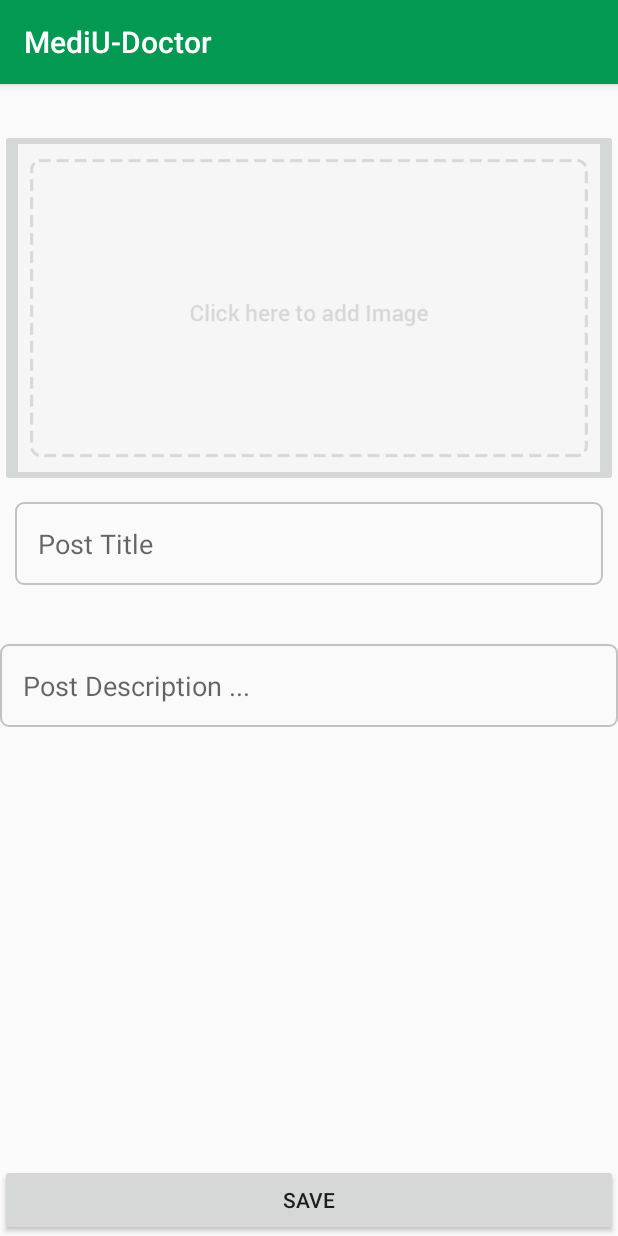
After one commit to darshitpd/MediuDoc, an Android app: the PostBlogActivity screen opened directly, with no data from a screen before it, on a phone screen of 412 x 824 dp. The commit adds this screen. Run offline under Robolectric (Android 15) with nearby library versions, the phone set to English and light mode, and no system bars; our stand-ins replace Firebase (no records; nobody signed in at launch, a user with empty details on screens opened directly); pictures from the network do not load.

Commit message:
Connection Working

```diff
--- a/app/build.gradle
+++ b/app/build.gradle
@@ -57,4 +57,6 @@ dependencies {
 
 
 
+
+
 apply plugin: 'com.google.gms.google-services'
--- a/app/src/main/AndroidManifest.xml
+++ b/app/src/main/AndroidManifest.xml
@@ -37,7 +37,9 @@
         <activity android:name=".ReceivedRequestListActivity" />
         <activity android:name=".RequestAcceptProfile" />
         <activity android:name=".ConnectedPatientList" />
-        <activity android:name=".ConnectedPatientProfile"></activity>
+        <activity android:name=".ConnectedPatientProfile" />
+        <activity android:name=".PostBlogActivity" />
+        <activity android:name=".DisplayBlogsActivity"></activity>
     </application>
 
 </manifest>
--- /dev/null
+++ b/app/src/main/java/com/example/asus/mediudoc/PostBlogActivity.java
@@ -0,0 +1,130 @@
+package com.example.asus.mediudoc;
+
+import android.app.ProgressDialog;
+import android.content.Context;
+import android.content.Intent;
+import android.net.Uri;
+import android.support.v7.app.AppCompatActivity;
+import android.os.Bundle;
+import android.text.TextUtils;
+import android.view.View;
+import android.widget.Button;
+import android.widget.EditText;
+import android.widget.ImageButton;
+import android.widget.TextView;
+import android.widget.Toast;
+
+import com.google.android.gms.tasks.OnSuccessListener;
+import com.google.firebase.auth.FirebaseAuth;
+import com.google.firebase.auth.FirebaseUser;
+import com.google.firebase.database.DataSnapshot;
+import com.google.firebase.database.DatabaseError;
+import com.google.firebase.database.DatabaseReference;
+import com.google.firebase.database.FirebaseDatabase;
+import com.google.firebase.database.ValueEventListener;
+import com.google.firebase.storage.FirebaseStorage;
+import com.google.firebase.storage.StorageReference;
+import com.google.firebase.storage.UploadTask;
+
+import java.text.DateFormat;
+import java.text.SimpleDateFormat;
+import java.util.Date;
+
+public class PostBlogActivity extends AppCompatActivity {
+
+    private ImageButton mSelectImage;
+    private EditText mPostTitle;
+    private EditText mPostDesc;
+    private Button mSubmitBtn;
+    private Uri mImageUri=null;
+    private static final int Gallery_request=1;
+    private StorageReference mStorage;
+    private FirebaseUser mCurrent_user;
+    private DatabaseReference mDatabase;
+    private DatabaseReference mDoctorInfoDatabase;
+    private ProgressDialog mProgress;
+
+    @Override
+    protected void onCreate(Bundle savedInstanceState) {
+        super.onCreate(savedInstanceState);
+        setContentView(R.layout.activity_post_blog);
+        mStorage= FirebaseStorage.getInstance().getReference();
+        mCurrent_user= FirebaseAuth.getInstance().getCurrentUser();
+        mDatabase= FirebaseDatabase.getInstance().getReference().child("Feed");
+        mDoctorInfoDatabase=FirebaseDatabase.getInstance().getReference().child("Doctor_Users").child(mCurrent_user.getUid());
+        mProgress=new ProgressDialog(this);
+        mSelectImage =(ImageButton)findViewById(R.id.addImageButton);
+        mPostTitle=(EditText)findViewById(R.id.etTitle);
+        mPostDesc=(EditText)findViewById(R.id.etDescription);
+        mSubmitBtn=(Button)findViewById(R.id.buttonsave);
+
+        mSelectImage.setOnClickListener(new View.OnClickListener() {
+            @Override
+            public void onClick(View view) {
+
+                Intent galleryIntent=new Intent(Intent.ACTION_GET_CONTENT);
+                galleryIntent.setType("image/*");
+                startActivityForResult(galleryIntent,Gallery_request);
+            }
+        });
+        mSubmitBtn.setOnClickListener(new View.OnClickListener() {
+            @Override
+            public void onClick(View view) {
+                startPosting();
+            }
+        });
+    }
+
+    private void  startPosting(){
+        mProgress.setMessage("Posting to blog..");
+        mProgress.show();
+        final String currentdate = DateFormat.getDateTimeInstance().format(new Date());
+        final String title_val=mPostTitle.getText().toString().trim();
+        final  String desc_val=mPostDesc.getText().toString().trim();
+
+        String user_id= mCurrent_user.getUid();
+        if (!TextUtils.isEmpty(title_val) && !TextUtils.isEmpty(desc_val) && mImageUri!=null){
+            StorageReference filepath=mStorage.child("mediu-bd0ec").child("Health_feed").child(mImageUri.getLastPathSegment());
+            filepath.putFile(mImageUri).addOnSuccessListener(new OnSuccessListener<UploadTask.TaskSnapshot>() {
+                @Override
+                public void onSuccess(UploadTask.TaskSnapshot taskSnapshot) {
+                    CharSequence sucess = "Sucess!";
+                    int duration = Toast.LENGTH_SHORT;
+                    Context context = getApplicationContext();
+                    Uri downloadUrl=taskSnapshot.getDownloadUrl();
+                    final DatabaseReference newPost=mDatabase.push();
+
+                    newPost.child("title").setValue(title_val);
+                    newPost.child("desc").setValue(desc_val);
+                    newPost.child("date").setValue(currentdate);
+                    newPost.child("image").setValue(downloadUrl.toString());
+                    mDoctorInfoDatabase.addValueEventListener(new ValueEventListener() {
+                        @Override
+                        public void onDataChange(DataSnapshot dataSnapshot) {
+                            String firstname = dataSnapshot.child("firstname").getValue().toString();
+                            String lastname = dataSnapshot.child("lastname").getValue().toString();
+                            String display_name = firstname+" "+lastname;
+                            newPost.child("author").setValue(display_name);
+                        }
+
+                        @Override
+                        public void onCancelled(DatabaseError databaseError) {
+
+                        }
+                    });
+                    mProgress.dismiss();
+                    Toast.makeText(PostBlogActivity.this, "Success", Toast.LENGTH_SHORT).show();
+                }
+            });
+        }
+    }
+
+    @Override
+    protected void onActivityResult(int requestCode, int resultCode, Intent data) {
+        super.onActivityResult(requestCode, resultCode, data);
+        if (requestCode==Gallery_request && resultCode==RESULT_OK){
+            mImageUri=data.getData();
+            mSelectImage.setImageURI(mImageUri);
+        }
+    }
+}
--- /dev/null
+++ b/app/src/main/res/drawable-v24/outline.xml
@@ -0,0 +1,5 @@
+<?xml version="1.0" encoding="utf-8"?>
+<shape xmlns:android="http://schemas.android.com/apk/res/android">
+    <stroke android:color="#c2c2c2" android:width="1dp"></stroke>
+    <corners android:radius="5dp"></corners>
+</shape>
--- /dev/null
+++ b/app/src/main/res/layout/activity_post_blog.xml
@@ -0,0 +1,59 @@
+<?xml version="1.0" encoding="utf-8"?>
+<RelativeLayout xmlns:android="http://schemas.android.com/apk/res/android"
+    xmlns:app="http://schemas.android.com/apk/res-auto"
+    xmlns:tools="http://schemas.android.com/tools"
+    android:layout_width="match_parent"
+    android:layout_height="match_parent"
+    tools:context="com.example.asus.mediudoc.PostBlogActivity">
+
+    <ImageButton
+        android:id="@+id/addImageButton"
+        android:layout_width="match_parent"
+        android:layout_height="wrap_content"
+        android:layout_alignParentStart="true"
+        android:layout_alignParentTop="true"
+        android:layout_marginTop="30dp"
+        android:adjustViewBounds="true"
+        android:cropToPadding="true"
+        android:scaleType="centerCrop"
+        android:src="@mipmap/add_btn"
+        tools:ignore="ContentDescription"
+        tools:layout_editor_absoluteX="5dp"
+        tools:layout_editor_absoluteY="5dp" />
+
+    <EditText
+        android:id="@+id/etTitle"
+        android:layout_width="match_parent"
+        android:layout_height="wrap_content"
+        android:layout_margin="10dp"
+        android:ems="10"
+        android:layout_below="@id/addImageButton"
+        android:layout_centerHorizontal="true"
+        android:background="@drawable/outline"
+        android:padding="15dp"
+        android:hint="Post Title"
+        android:layout_marginLeft="10dp"
+        android:layout_marginTop="10dp"
+        android:layout_marginRight="10dp"/>
+
+    <EditText
+        android:id="@+id/etDescription"
+        android:layout_width="match_parent"
+        android:layout_height="wrap_content"
+        android:layout_alignParentEnd="true"
+        android:layout_below="@+id/etTitle"
+        android:layout_marginTop="29dp"
+        android:background="@drawable/outline"
+        android:ems="10"
+        android:hint="Post Description ..."
+        android:inputType="textMultiLine"
+        android:padding="15dp" />
+    <Button
+        android:layout_width="match_parent"
+        android:layout_height="wrap_content"
+        android:id="@+id/buttonsave"
+        android:text="Save"
+        android:layout_centerHorizontal="true"
+        android:layout_alignParentBottom="true"
+        />
+</RelativeLayout>
```
Also changed, not shown: app/src/main/java/com/example/asus/mediudoc/BlogPostSingle.java (added, +56 -0 lines), app/src/main/java/com/example/asus/mediudoc/DisplayBlogsActivity.java (added, +26 -0 lines), app/src/main/java/com/example/asus/mediudoc/HealthFeed.java (+9 -0 lines), app/src/main/java/com/example/asus/mediudoc/RequestAcceptProfile.java (+0 -80 lines), app/src/main/res/layout/activity_display_blogs.xml (added, +16 -0 lines), app/src/main/res/layout/activity_health_feed.xml (+14 -2 lines), app/src/main/res/layout/single_blog_post.xml (added, +47 -0 lines), app/src/main/res/mipmap-mdpi/add_btn.png (added).
